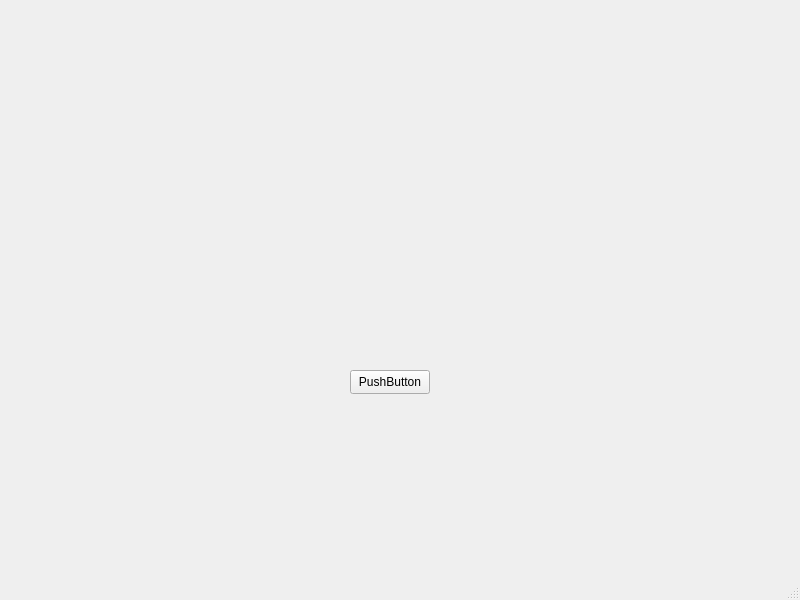
Before: the Qt Designer form reproductor/reproductor.ui in DennisAL54/Proyecto-1-Datos-2, drawn with Qt 5.
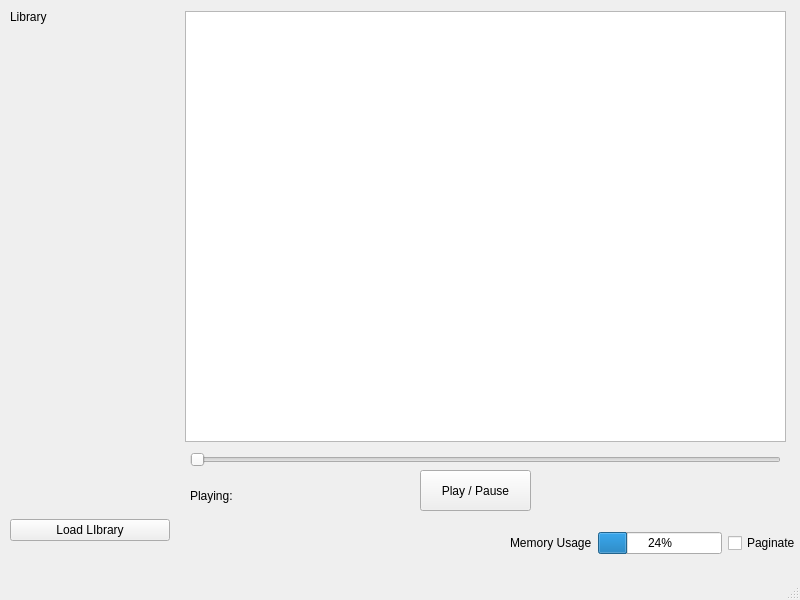
After: the same form once the commit is applied.

Commit message: Actualizacion interfaz

Diff of the .ui file:
```diff
--- a/reproductor/reproductor.ui
+++ b/reproductor/reproductor.ui
@@ -14,19 +14,127 @@
    <string>Reproductor</string>
   </property>
   <widget class="QWidget" name="centralwidget">
-   <widget class="QPushButton" name="pushButton">
+   <widget class="QWidget" name="verticalLayoutWidget">
     <property name="geometry">
      <rect>
-      <x>350</x>
-      <y>370</y>
-      <width>80</width>
-      <height>24</height>
+      <x>10</x>
+      <y>10</y>
+      <width>160</width>
+      <height>531</height>
      </rect>
     </property>
+    <layout class="QVBoxLayout" name="verticalLayout">
+     <item>
+      <widget class="QLabel" name="label">
+       <property name="text">
+        <string>Library</string>
+       </property>
+      </widget>
+     </item>
+     <item>
+      <spacer name="verticalSpacer">
+       <property name="orientation">
+        <enum>Qt::Vertical</enum>
+       </property>
+       <property name="sizeHint" stdset="0">
+        <size>
+         <width>20</width>
+         <height>40</height>
+        </size>
+       </property>
+      </spacer>
+     </item>
+     <item>
+      <widget class="QPushButton" name="pushButton">
+       <property name="text">
+        <string>Load LIbrary</string>
+       </property>
+      </widget>
+     </item>
+    </layout>
+   </widget>
+   <widget class="QListWidget" name="listWidget">
+    <property name="geometry">
+     <rect>
+      <x>185</x>
+      <y>11</y>
+      <width>601</width>
+      <height>431</height>
+     </rect>
+    </property>
+   </widget>
+   <widget class="QSlider" name="horizontalSlider">
+    <property name="geometry">
+     <rect>
+      <x>190</x>
+      <y>450</y>
+      <width>591</width>
+      <height>20</height>
+     </rect>
+    </property>
+    <property name="orientation">
+     <enum>Qt::Horizontal</enum>
+    </property>
+   </widget>
+   <widget class="QLabel" name="label_2">
+    <property name="geometry">
+     <rect>
+      <x>190</x>
+      <y>480</y>
+      <width>51</width>
+      <height>31</height>
+     </rect>
+    </property>
     <property name="text">
-     <string>PushButton</string>
+     <string>Playing:</string>
     </property>
    </widget>
+   <widget class="QPushButton" name="pushButton_2">
+    <property name="geometry">
+     <rect>
+      <x>420</x>
+      <y>470</y>
+      <width>111</width>
+      <height>41</height>
+     </rect>
+    </property>
+    <property name="text">
+     <string>Play / Pause</string>
+    </property>
+   </widget>
+   <widget class="QWidget" name="horizontalLayoutWidget">
+    <property name="geometry">
+     <rect>
+      <x>510</x>
+      <y>530</y>
+      <width>291</width>
+      <height>26</height>
+     </rect>
+    </property>
+    <layout class="QHBoxLayout" name="horizontalLayout">
+     <item>
+      <widget class="QLabel" name="label_3">
+       <property name="text">
+        <string>Memory Usage</string>
+       </property>
+      </widget>
+     </item>
+     <item>
+      <widget class="QProgressBar" name="progressBar">
+       <property name="value">
+        <number>24</number>
+       </property>
+      </widget>
+     </item>
+     <item>
+      <widget class="QCheckBox" name="checkBox">
+       <property name="text">
+        <string>Paginate</string>
+       </property>
+      </widget>
+     </item>
+    </layout>
+   </widget>
   </widget>
   <widget class="QMenuBar" name="menubar">
    <property name="geometry">
```
The commit also changes 4 other files.
